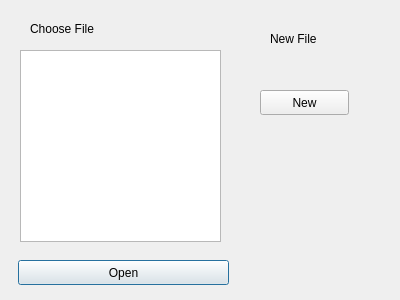
The window that client/newopen.ui (SimoneDutto/CollaborativeEditor) describes before a commit, drawn with Qt 5.
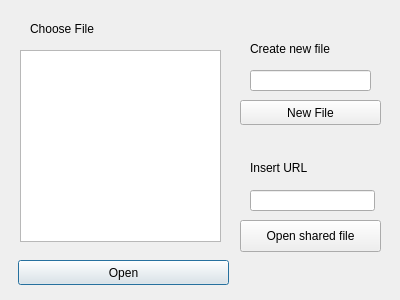
The same window after the commit.

```diff
--- a/client/newopen.ui
+++ b/client/newopen.ui
@@ -52,29 +52,84 @@
   <widget class="QLabel" name="label_2">
    <property name="geometry">
     <rect>
-     <x>270</x>
-     <y>30</y>
-     <width>71</width>
+     <x>250</x>
+     <y>40</y>
+     <width>101</width>
      <height>17</height>
     </rect>
    </property>
    <property name="text">
-    <string>New File</string>
+    <string>Create new file</string>
    </property>
   </widget>
   <widget class="QPushButton" name="pushButton_2">
    <property name="geometry">
     <rect>
-     <x>260</x>
-     <y>90</y>
-     <width>89</width>
+     <x>240</x>
+     <y>100</y>
+     <width>141</width>
      <height>25</height>
     </rect>
    </property>
    <property name="text">
-    <string>New</string>
+    <string>New File</string>
    </property>
   </widget>
+  <widget class="QLineEdit" name="lineEdit">
+   <property name="geometry">
+    <rect>
+     <x>250</x>
+     <y>190</y>
+     <width>125</width>
+     <height>21</height>
+    </rect>
+   </property>
+  </widget>
+  <widget class="QLabel" name="label_3">
+   <property name="geometry">
+    <rect>
+     <x>250</x>
+     <y>160</y>
+     <width>81</width>
+     <height>16</height>
+    </rect>
+   </property>
+   <property name="text">
+    <string>Insert URL</string>
+   </property>
+  </widget>
+  <widget class="QPushButton" name="pushButton_3">
+   <property name="geometry">
+    <rect>
+     <x>240</x>
+     <y>220</y>
+     <width>141</width>
+     <height>32</height>
+    </rect>
+   </property>
+   <property name="text">
+    <string>Open shared file</string>
+   </property>
+  </widget>
+  <widget class="QLineEdit" name="lineEdit_2">
+   <property name="geometry">
+    <rect>
+     <x>250</x>
+     <y>70</y>
+     <width>121</width>
+     <height>21</height>
+    </rect>
+   </property>
+  </widget>
+  <zorder>listWidget</zorder>
+  <zorder>label</zorder>
+  <zorder>pushButton</zorder>
+  <zorder>label_2</zorder>
+  <zorder>pushButton_2</zorder>
+  <zorder>label_3</zorder>
+  <zorder>pushButton_3</zorder>
+  <zorder>lineEdit</zorder>
+  <zorder>lineEdit_2</zorder>
  </widget>
  <resources/>
  <connections/>
```
